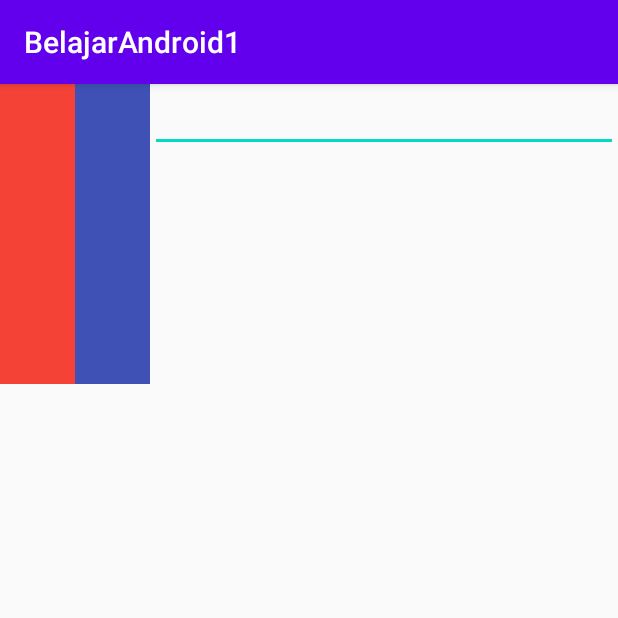
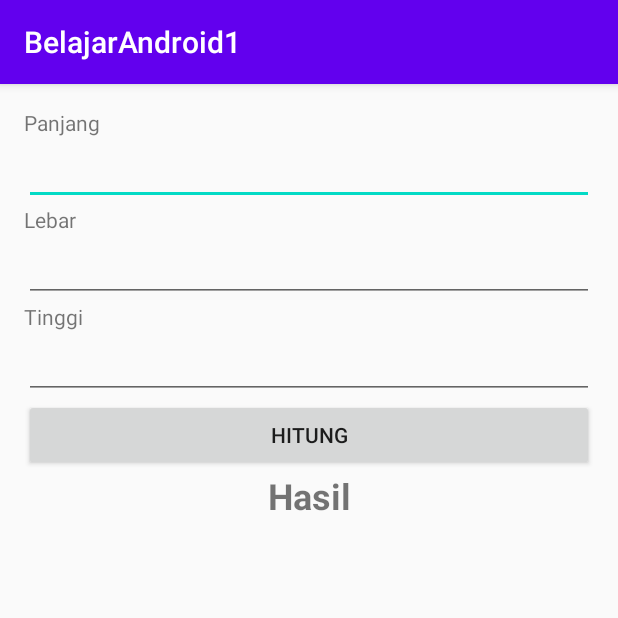
Before and after one commit to Abyravka90/BelajarAndroid1, an Android app: the screen it shows after launch (MainActivity), on a phone screen of 412 x 824 dp, the top half of it. Run offline under Robolectric (Android 15) with nearby library versions, the phone set to English and light mode, and no system bars.

Commit message:
aplikasi Perhitungan volume berbasis android close

```diff
--- a/app/src/main/java/com/example/belajarandroid1/MainActivity.java
+++ b/app/src/main/java/com/example/belajarandroid1/MainActivity.java
@@ -3,12 +3,102 @@ package com.example.belajarandroid1;
 import androidx.appcompat.app.AppCompatActivity;
 
 import android.os.Bundle;
+import android.text.TextUtils;
+import android.view.View;
+import android.widget.Button;
+import android.widget.EditText;
+import android.widget.TextView;
 
-public class MainActivity extends AppCompatActivity {
+public class MainActivity extends AppCompatActivity implements View.OnClickListener {
+    private EditText edtWidth;
+    private EditText edtHeight;
+    private EditText edtLenght;
+    private Button btnCalculate;
+    private TextView tvResult;
+    private static final String STATE_RESULT = "state_result";
 
     @Override
+    protected void onSaveInstanceState(Bundle outState){
+        super.onSaveInstanceState(outState);
+        outState.putString(STATE_RESULT, tvResult.getText().toString());
+    }
+
     protected void onCreate(Bundle savedInstanceState) {
         super.onCreate(savedInstanceState);
         setContentView(R.layout.activity_main);
+
+        edtWidth = findViewById(R.id.edt_width);
+        edtHeight = findViewById(R.id.edt_height);
+        edtLenght = findViewById(R.id.edt_length);
+        btnCalculate = findViewById(R.id.btn_calculate);
+        tvResult = findViewById(R.id.tv_result);
+
+        btnCalculate.setOnClickListener(this);
+
+        if(savedInstanceState != null){
+            String result = savedInstanceState.getString(STATE_RESULT);
+            tvResult.setText(result);
+        }
     }
+
+    //ini adalah function untuk mengecek nilai angka sesuai atau tidaknya
+    private Double toDouble(String str){
+        try{
+            return Double.valueOf(str);
+        }catch (NumberFormatException e){
+            return null;
+        }
+    }
+
+    @Override
+    //ini adalah function untuk melakukan serangkaian aktifitas jika hitung di klik
+    public void onClick(View v) {
+        if(v.getId() == R.id.btn_calculate){
+            String inputLength = edtLenght.getText().toString().trim();
+            String inputWidth = edtWidth.getText().toString().trim();
+            String inputHeight = edtHeight.getText().toString().trim();
+
+            boolean isEmptyFields = false;
+            boolean isInvalidDouble = false;
+
+            if(TextUtils.isEmpty(inputLength)){
+                isEmptyFields = true;
+                edtLenght.setError("field ini tidak boleh kosong!!!");
+            }
+            if(TextUtils.isEmpty(inputHeight)){
+                isEmptyFields = true;
+                edtHeight.setError("field ini tidak boleh kosong!!!");
+            }
+            if (TextUtils.isEmpty(inputWidth)){
+                isEmptyFields = true;
+                edtWidth.setError("field ini tidak boleh kosong!!!");
+            }
+
+            Double length = toDouble(inputLength);
+            Double width = toDouble(inputWidth);
+            Double height = toDouble(inputHeight);
+
+            if(length == null){
+                isInvalidDouble = true;
+                edtLenght.setError("Field Ini harus berupa angka yang valid");
+            }
+
+            if(width == null){
+                isInvalidDouble = true;
+                edtWidth.setError("Field ini Harus berupa angka yang valid");
+            }
+            if(height == null){
+                isInvalidDouble = true;
+                edtHeight.setError("Field ini Harus berupa angka yang valid");
+            }
+
+            if(!isEmptyFields && !isInvalidDouble){
+                double volume = length*width*height;
+                tvResult.setText(String.valueOf(volume));
+            }
+
+        }
+    }
+
+
 }
--- a/app/src/main/res/layout/activity_main.xml
+++ b/app/src/main/res/layout/activity_main.xml
@@ -2,23 +2,53 @@
 <LinearLayout xmlns:android="http://schemas.android.com/apk/res/android"
     android:layout_height="match_parent"
     android:layout_width="match_parent"
-    android:orientation="horizontal">
-    <LinearLayout
-        android:background="#F44336"
-        android:layout_width="50dp"
-        android:layout_height="200dp"/>
-    <LinearLayout
-        android:background="#3F51B5"
-        android:layout_width="50dp"
-        android:layout_height="200dp"/>
+    android:padding="16dp"
+    android:orientation="vertical">
+
+    <TextView
+        android:layout_width="match_parent"
+        android:layout_height="wrap_content"
+        android:text="@string/length"/>
     <EditText
         android:layout_width="match_parent"
-        android:layout_height="wrap_content"/>
+        android:layout_height="wrap_content"
+        android:id="@+id/edt_length"
+        android:inputType="numberDecimal"
+        android:lines="1"/>
     <TextView
-        android:text="Belajarnya disini"
-        android:layout_width="wrap_content"
-        android:layout_height="match_parent"/>
-
-
-
+        android:layout_width="match_parent"
+        android:layout_height="wrap_content"
+        android:text="@string/width"/>
+    <EditText
+        android:layout_width="match_parent"
+        android:layout_height="wrap_content"
+        android:id="@+id/edt_width"
+        android:inputType="numberDecimal"
+        android:lines="1"
+        />
+    <TextView
+        android:layout_width="match_parent"
+        android:layout_height="wrap_content"
+        android:text="@string/height"
+        />
+    <EditText
+        android:layout_width="match_parent"
+        android:layout_height="wrap_content"
+        android:id="@+id/edt_height"
+        android:inputType="numberDecimal"
+        android:lines="1"/>
+    <Button
+        android:layout_width="match_parent"
+        android:layout_height="wrap_content"
+        android:id="@+id/btn_calculate"
+        android:text="@string/calculate"
+        />
+    <TextView
+        android:layout_width="match_parent"
+        android:layout_height="wrap_content"
+        android:id="@+id/tv_result"
+        android:gravity="center"
+        android:text="@string/result"
+        android:textSize="24sp"
+        android:textStyle="bold"/>
 </LinearLayout>
--- a/app/src/main/res/values/strings.xml
+++ b/app/src/main/res/values/strings.xml
@@ -1,3 +1,8 @@
 <resources>
     <string name="app_name">BelajarAndroid1</string>
+    <string name="length">Panjang</string>
+    <string name="width">Lebar</string>
+    <string name="height">Tinggi</string>
+    <string name="calculate">Hitung</string>
+    <string name="result">Hasil</string>
 </resources>
```
